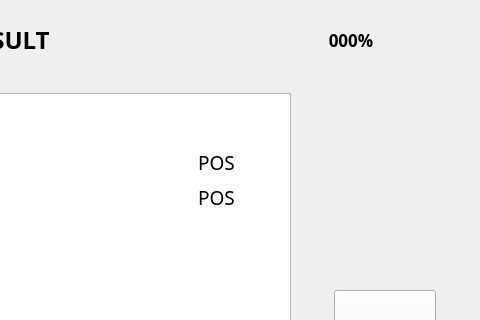
Before: the Qt Designer form ui/Review/ResultListViewWindow.ui in eguruno1/calth_reader, drawn with Qt 5; both pictures show x 544 to 1024 and y 0 to 320 of the 1024 by 600 pixel window.
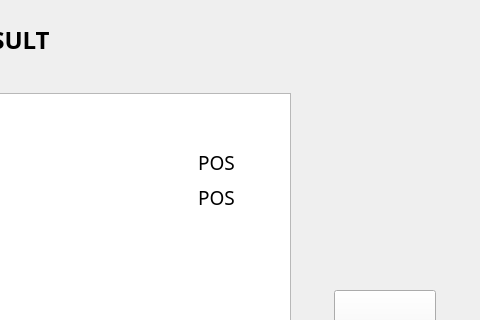
After: the same form once the commit is applied. Icons and pictures are not drawn.

The edit to the form file:
```diff
--- a/ui/Review/ResultListViewWindow.ui
+++ b/ui/Review/ResultListViewWindow.ui
@@ -119,7 +119,7 @@
    <widget class="QLabel" name="label_BatteryGuage">
     <property name="geometry">
      <rect>
-      <x>850</x>
+      <x>1060</x>
       <y>20</y>
       <width>80</width>
       <height>40</height>
@@ -382,7 +382,7 @@
    <widget class="QLabel" name="label_BatteryGuageTxt">
     <property name="geometry">
      <rect>
-      <x>820</x>
+      <x>1030</x>
       <y>20</y>
       <width>150</width>
       <height>40</height>
```
